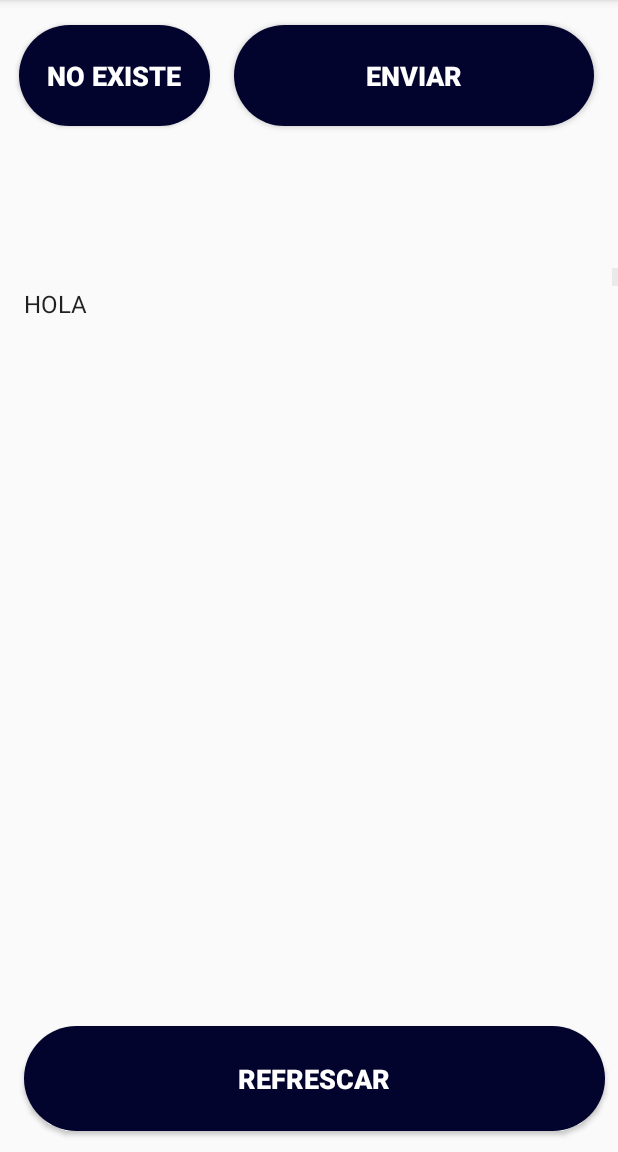
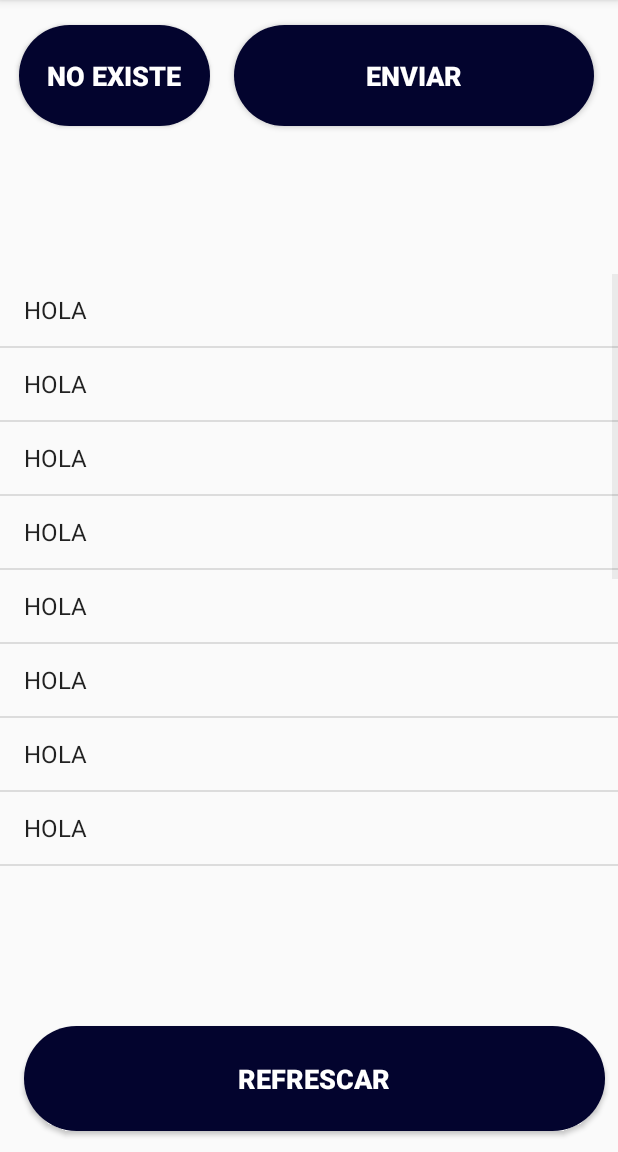
Before and after one commit to joorge97/Nihilist1_0, an Android app: the Inicio screen opened directly, with no data from a screen before it, on a phone screen of 412 x 824 dp, the part 84-1236 px from its top. Run offline under Robolectric (Android 15) with nearby library versions, the phone set to English and light mode, and no system bars; network calls fail.

Commit message:
Falta:   -Funciona perfectamente el deslizamiento entre mensajes, falta recibirlos   -Implementar las opciones de usuario

```diff
--- a/app/src/main/java/com/example/nihilist/Inicio.java
+++ b/app/src/main/java/com/example/nihilist/Inicio.java
@@ -55,6 +55,18 @@ public class Inicio extends AppCompatActivity {
         lista.add("HOLA");
         lista.add("HOLA");
         lista.add("HOLA");
+        lista.add("HOLA");
+        lista.add("HOLA");
+        lista.add("HOLA");
+        lista.add("HOLA");
+        lista.add("HOLA");
+        lista.add("HOLA");
+        lista.add("HOLA");
+        lista.add("HOLA");
+        lista.add("HOLA");
+        lista.add("HOLA");
+        lista.add("HOLA");
+        lista.add("HOLA");
 
         adaptador = new ArrayAdapter(this,android.R.layout.simple_list_item_1,lista);
         listView.setAdapter(adaptador);
--- a/app/src/main/res/layout/activity_inicio.xml
+++ b/app/src/main/res/layout/activity_inicio.xml
@@ -97,16 +97,10 @@
             app:layout_constraintStart_toStartOf="parent"
             app:layout_constraintTop_toTopOf="parent"
             app:layout_constraintVertical_bias="0.497">
-
-            <ScrollView
+            <ListView
+                android:id="@+id/list"
                 android:layout_width="match_parent"
-                android:layout_height="409dp">
-
-                <ListView
-                    android:id="@+id/list"
-                    android:layout_width="match_parent"
-                    android:layout_height="match_parent" />
-            </ScrollView>
+                android:layout_height="400dp"/>
         </LinearLayout>
 
     </androidx.constraintlayout.widget.ConstraintLayout>
```
